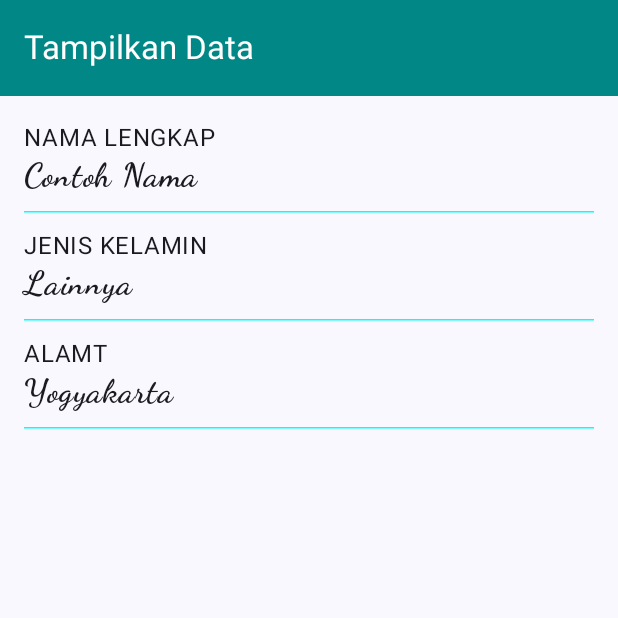
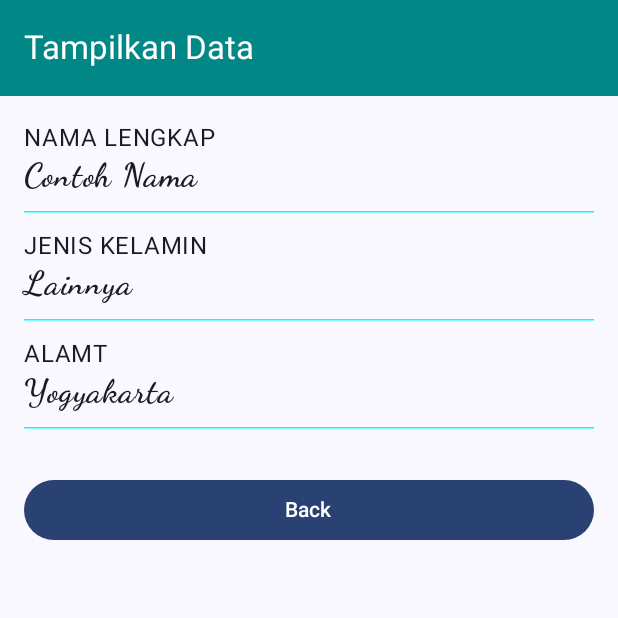
Before and after one commit to Azkalyasin/QuestNavigasTugas_104, an Android app built with Jetpack Compose: the composable TampilData shown on its own in the app's theme, on a phone screen of 412 x 824 dp, the top half of it. Run offline under Robolectric (Android 15) with nearby library versions, the phone set to English and light mode, and no system bars.

Commit message:
menambhkan buttom dan memberi jarak

```diff
--- a/app/src/main/java/com/example/tuagaspraktikum6/view/DaftarPeserta.kt
+++ b/app/src/main/java/com/example/tuagaspraktikum6/view/DaftarPeserta.kt
@@ -74,7 +74,13 @@ fun TampilData(
                 }
                 HorizontalDivider(thickness = 1.dp, color = Color.Cyan)
             }
-
+            Spacer(modifier = Modifier.height(10.dp))
+            Button(
+                modifier = Modifier.fillMaxWidth(),
+                onClick = onBackBtnClick
+            ) {
+                Text(text = stringResource(id = R.string.back))
+            }
         }
     }
 }
```
